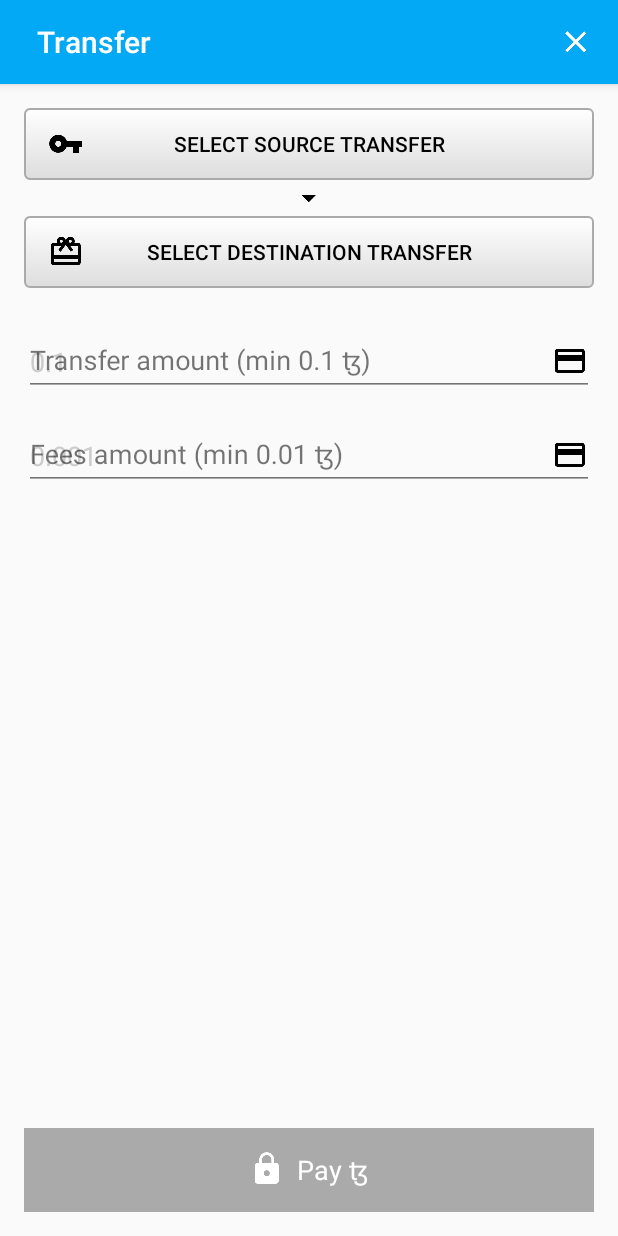
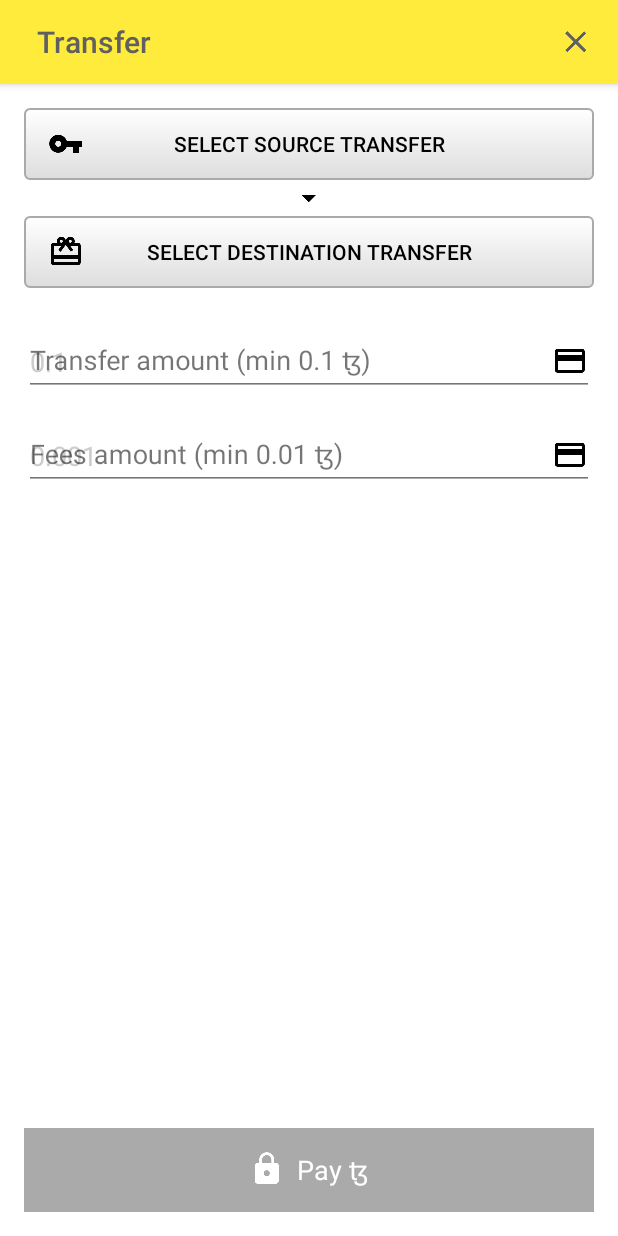
Before and after one commit to nfillion21/cortez-android, an Android app: the screen it shows after launch (PaymentFormActivity), after a tap on "PAYMENT SCREEN", on a phone screen of 412 x 824 dp. Run offline under Robolectric (Android 15) with nearby library versions, the light colour scheme and no system bars; libraries missing offline, so code that uses them is left out: io.github.novacrypto.bip39; pictures from the network do not load; 3 statements that could not run were skipped.

Commit message:
Add third color theme

```diff
--- a/ui/src/main/AndroidManifest.xml
+++ b/ui/src/main/AndroidManifest.xml
@@ -2,12 +2,11 @@
     package="com.tezos.ui">
 
     <application
-        android:name=".utils.ArchLifecycleApp"
-        >
+        android:name=".utils.ArchLifecycleApp">
 
         <activity
             android:name=".activity.PaymentFormActivity"
-            android:theme="@style/PaymentScreens.NoActionBar"
+            android:theme="@style/PaymentScreens.PaymentFormActivity"
             android:windowSoftInputMode="adjustPan" />
         <activity
             android:name=".activity.PaymentAccountsActivity"
--- a/ui/src/main/java/com/tezos/ui/activity/PaymentFormActivity.java
+++ b/ui/src/main/java/com/tezos/ui/activity/PaymentFormActivity.java
@@ -15,6 +15,7 @@ import android.util.Log;
 import android.view.View;
 import android.view.Window;
 import android.widget.ImageButton;
+import android.widget.TextView;
 
 import com.tezos.core.models.CustomTheme;
 import com.tezos.core.utils.ApiLevelHelper;
@@ -51,35 +52,24 @@ public class PaymentFormActivity extends AppCompatActivity implements IConfirmCr
         super.onCreate(savedInstanceState);
         setContentView(R.layout.activity_payment_form);
 
-        initToolbar();
-
         Bundle themeBundle = getIntent().getBundleExtra(CustomTheme.TAG);
         CustomTheme theme = CustomTheme.fromBundle(themeBundle);
+        initToolbar(theme);
 
         if (savedInstanceState == null)
         {
             getSupportFragmentManager().beginTransaction()
                     .replace(R.id.form_fragment_container, AbstractPaymentFormFragment.newInstance(themeBundle)).commit();
         }
-
-        ImageButton mCloseButton = findViewById(R.id.close_button);
-        mCloseButton.setColorFilter((ContextCompat.getColor(this, theme.getTextColorPrimaryId())));
-        mCloseButton.setOnClickListener(v -> {
-            //requests stop in onDestroy.
-            finish();
-        });
     }
 
-    private void initToolbar()
+    private void initToolbar(CustomTheme theme)
     {
         Toolbar toolbar = findViewById(R.id.toolbar);
         setSupportActionBar(toolbar);
 
-        Bundle themeBundle = getIntent().getBundleExtra(CustomTheme.TAG);
-        CustomTheme theme = CustomTheme.fromBundle(themeBundle);
-
         toolbar.setBackgroundColor(ContextCompat.getColor(this, theme.getColorPrimaryId()));
-        toolbar.setTitleTextColor(ContextCompat.getColor(this, theme.getTextColorPrimaryId()));
+        //toolbar.setTitleTextColor(ContextCompat.getColor(this, theme.getTextColorPrimaryId()));
 
 
         Window window = getWindow();
@@ -94,6 +84,16 @@ public class PaymentFormActivity extends AppCompatActivity implements IConfirmCr
         {
             Log.getStackTraceString(e);
         }
+
+        ImageButton mCloseButton = findViewById(R.id.close_button);
+        mCloseButton.setColorFilter((ContextCompat.getColor(this, theme.getTextColorPrimaryId())));
+        mCloseButton.setOnClickListener(v -> {
+            //requests stop in onDestroy.
+            finish();
+        });
+
+        TextView mTitleBar = findViewById(R.id.barTitle);
+        mTitleBar.setTextColor(ContextCompat.getColor(this, theme.getTextColorPrimaryId()));
     }
 
     @Override
--- a/ui/src/main/java/com/tezos/ui/fragment/PaymentFormFragment.java
+++ b/ui/src/main/java/com/tezos/ui/fragment/PaymentFormFragment.java
@@ -69,12 +69,17 @@ public class PaymentFormFragment extends AbstractPaymentFormFragment
     {
         super.initContentViews(view);
 
+        Bundle args = getArguments();
+        Bundle themeBundle = args.getBundle(CustomTheme.TAG);
+        CustomTheme theme = CustomTheme.fromBundle(themeBundle);
+
         mSrcButton = view.findViewById(R.id.transfer_src_button);
-        mSrcButton.setOnClickListener(v -> PaymentAccountsActivity.start(getActivity(), null, PaymentAccountsActivity.Selection.SelectionSource));
+        mSrcButton.setOnClickListener(v ->
+                PaymentAccountsActivity.start(getActivity(), theme, PaymentAccountsActivity.Selection.SelectionSource));
 
         mDstButton = view.findViewById(R.id.transfer_dst_button);
         mDstButton.setOnClickListener(v ->
-                PaymentAccountsActivity.start(getActivity(), null, PaymentAccountsActivity.Selection.SelectionDestination)
+                PaymentAccountsActivity.start(getActivity(), theme, PaymentAccountsActivity.Selection.SelectionDestination)
         );
 
         mTransferSrcFilled = view.findViewById(R.id.transfer_source_filled);
@@ -88,7 +93,6 @@ public class PaymentFormFragment extends AbstractPaymentFormFragment
         mCardInfoLayout.setVisibility(View.VISIBLE);
 
         //TODO handle the arguments
-        Bundle args = getArguments();
         //final PaymentPageRequest paymentPageRequest = PaymentPageRequest.fromBundle(args.getBundle(PaymentPageRequest.TAG));
 
         NumberFormat currencyFormatter = NumberFormat.getCurrencyInstance(Locale.getDefault());
--- a/ui/src/main/res/values-v21/styles.xml
+++ b/ui/src/main/res/values-v21/styles.xml
@@ -1,9 +1,11 @@
 <resources>
+    <!--
     <style name="PaymentScreens" parent="PaymentScreens.Base">
         <item name="android:spinnerStyle">@style/Base.Widget.AppCompat.Spinner.Underlined</item>
     </style>
+    -->
 
-    <style name="PaymentScreens.PaymentAccountsActivity">
+    <style name="PaymentScreens.PaymentAccountsActivity" parent="PaymentScreens.NoActionBar">
         <item name="android:windowBackground">@color/tz_blank</item>
     </style>
 
@@ -19,7 +21,7 @@
         <item name="android:windowBackground">@color/tz_light</item>
     </style>
 
-    <style name="PaymentScreens.PaymentFormActivity">
+    <style name="PaymentScreens.PaymentFormActivity" parent="PaymentScreens.NoActionBar">
         <item name="android:windowBackground">@color/tz_light</item>
     </style>
 </resources>
--- a/ui/src/main/res/values/styles.xml
+++ b/ui/src/main/res/values/styles.xml
@@ -57,4 +57,19 @@
     <style name="PaymentScreens.TextAppearance.WordItem" parent="TextAppearance.AppCompat.Medium">
         <item name="android:textSize">@dimen/size_word_item</item>
     </style>
+
+    <style name="PaymentScreens.PaymentAccountsActivity">
+    </style>
+
+    <style name="PaymentScreens.AddAccountActivity">
+    </style>
+
+    <style name="PaymentScreens.CreateWalletActivity">
+    </style>
+
+    <style name="PaymentScreens.RestoreWalletActivity">
+    </style>
+
+    <style name="PaymentScreens.PaymentFormActivity">
+    </style>
 </resources>
--- a/wallet/src/main/java/com/tezos/android/MainActivity.kt
+++ b/wallet/src/main/java/com/tezos/android/MainActivity.kt
@@ -6,6 +6,7 @@ import android.support.v4.content.ContextCompat
 import android.support.v7.app.AppCompatActivity
 import android.support.v7.widget.Toolbar
 import android.widget.Button
+import android.widget.TextView
 import com.tezos.core.models.CustomTheme
 import com.tezos.core.utils.ApiLevelHelper
 import com.tezos.core.utils.SeedManager
@@ -34,7 +35,12 @@ class MainActivity : AppCompatActivity()
                 com.tezos.ui.R.color.theme_blue_primary_dark,
                 com.tezos.ui.R.color.theme_blue_text)
 
-        initActionBar(theme2)
+        val theme3 = CustomTheme(
+                com.tezos.ui.R.color.theme_yellow_primary,
+                com.tezos.ui.R.color.theme_yellow_primary_dark,
+                com.tezos.ui.R.color.theme_yellow_text)
+
+        initActionBar(theme3)
 
         //Toolbar toolbar = (Toolbar) demoActivity.findViewById(R.id.toolbar);
         //toolbar.setBackgroundColor(ContextCompat.getColor(demoActivity, customTheme.getColorPrimaryId()));
@@ -54,11 +60,11 @@ class MainActivity : AppCompatActivity()
 
         val paymentScreenButton = findViewById<Button>(R.id.paymentScreenButton)
         paymentScreenButton.setOnClickListener {
-            PaymentScreenActivity.start(this, theme2)
+            PaymentScreenActivity.start(this, theme3)
         }
     }
 
-    fun initActionBar(theme:CustomTheme) {
+    private fun initActionBar(theme:CustomTheme) {
 
         if (ApiLevelHelper.isAtLeast(Build.VERSION_CODES.LOLLIPOP)) {
 
@@ -80,5 +86,8 @@ class MainActivity : AppCompatActivity()
         } catch (e:Exception) {
             }
         supportActionBar?.setDisplayShowTitleEnabled(false)
+
+        val titleBar = findViewById<TextView>(R.id.barTitle)
+        titleBar.setTextColor(ContextCompat.getColor(this, theme.textColorPrimaryId))
     }
 }
```
Also changed, not shown: ui/src/main/java/com/tezos/ui/activity/PaymentAccountsActivity.java (+46 -7 lines), ui/src/main/res/layout/activity_payment_accounts.xml (+48 -3 lines).
